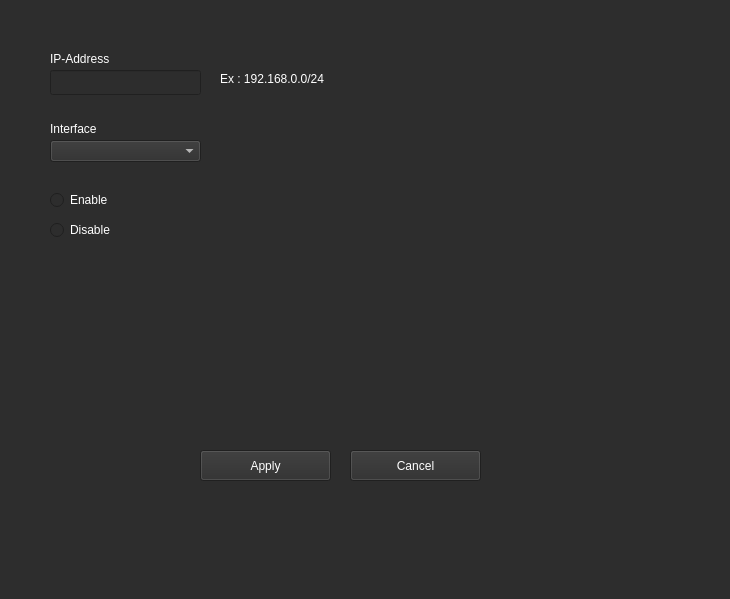
This is UI/PodConfig.ui in monico18/LTI2-Kubernetes-Controller as Qt 5 draws it before an edit. The edited form follows.
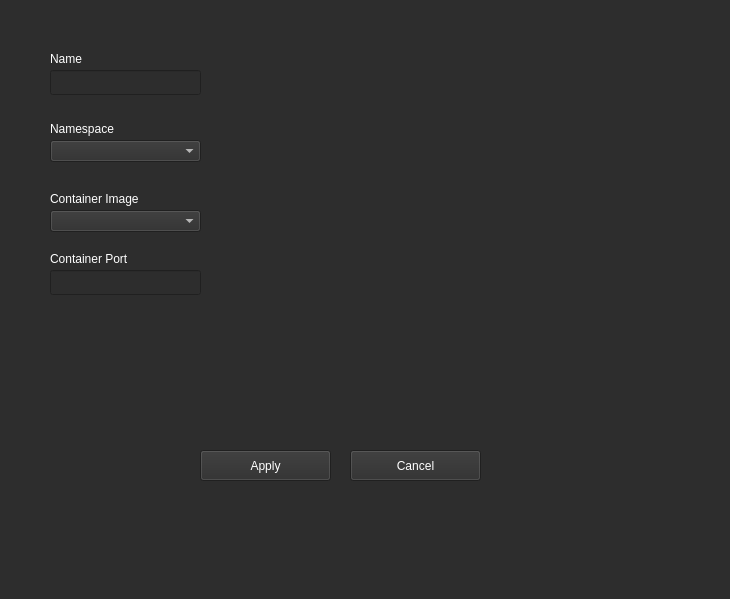
This is the edited form.

Patch:
```diff
--- a/UI/PodConfig.ui
+++ b/UI/PodConfig.ui
@@ -460,7 +460,7 @@
     </palette>
    </property>
    <property name="text">
-    <string>IP-Address</string>
+    <string>Name</string>
    </property>
   </widget>
   <widget class="QLineEdit" name="line_ip">
@@ -659,7 +659,7 @@
     <rect>
      <x>50</x>
      <y>120</y>
-     <width>61</width>
+     <width>71</width>
      <height>17</height>
     </rect>
    </property>
@@ -836,7 +836,7 @@
     </palette>
    </property>
    <property name="text">
-    <string>Interface</string>
+    <string>Namespace</string>
    </property>
   </widget>
   <widget class="QComboBox" name="interfaces">
@@ -1021,144 +1021,13 @@
     </palette>
    </property>
   </widget>
-  <widget class="QRadioButton" name="radio_disable">
-   <property name="geometry">
-    <rect>
-     <x>50</x>
-     <y>220</y>
-     <width>95</width>
-     <height>20</height>
-    </rect>
-   </property>
-   <property name="palette">
-    <palette>
-     <active>
-      <colorrole role="WindowText">
-       <brush brushstyle="SolidPattern">
-        <color alpha="255">
-         <red>255</red>
-         <green>255</green>
-         <blue>255</blue>
-        </color>
-       </brush>
-      </colorrole>
-      <colorrole role="Button">
-       <brush brushstyle="SolidPattern">
-        <color alpha="255">
-         <red>45</red>
-         <green>45</green>
-         <blue>45</blue>
-        </color>
-       </brush>
-      </colorrole>
-      <colorrole role="Base">
-       <brush brushstyle="SolidPattern">
-        <color alpha="255">
-         <red>45</red>
-         <green>45</green>
-         <blue>45</blue>
-        </color>
-       </brush>
-      </colorrole>
-      <colorrole role="Window">
-       <brush brushstyle="SolidPattern">
-        <color alpha="255">
-         <red>45</red>
-         <green>45</green>
-         <blue>45</blue>
-        </color>
-       </brush>
-      </colorrole>
-     </active>
-     <inactive>
-      <colorrole role="WindowText">
-       <brush brushstyle="SolidPattern">
-        <color alpha="255">
-         <red>255</red>
-         <green>255</green>
-         <blue>255</blue>
-        </color>
-       </brush>
-      </colorrole>
-      <colorrole role="Button">
-       <brush brushstyle="SolidPattern">
-        <color alpha="255">
-         <red>45</red>
-         <green>45</green>
-         <blue>45</blue>
-        </color>
-       </brush>
-      </colorrole>
-      <colorrole role="Base">
-       <brush brushstyle="SolidPattern">
-        <color alpha="255">
-         <red>45</red>
-         <green>45</green>
-         <blue>45</blue>
-        </color>
-       </brush>
-      </colorrole>
-      <colorrole role="Window">
-       <brush brushstyle="SolidPattern">
-        <color alpha="255">
-         <red>45</red>
-         <green>45</green>
-         <blue>45</blue>
-        </color>
-       </brush>
-      </colorrole>
-     </inactive>
-     <disabled>
-      <colorrole role="WindowText">
-       <brush brushstyle="SolidPattern">
-        <color alpha="255">
-         <red>120</red>
-         <green>120</green>
-         <blue>120</blue>
-        </color>
-       </brush>
-      </colorrole>
-      <colorrole role="Button">
-       <brush brushstyle="SolidPattern">
-        <color alpha="255">
-         <red>45</red>
-         <green>45</green>
-         <blue>45</blue>
-        </color>
-       </brush>
-      </colorrole>
-      <colorrole role="Base">
-       <brush brushstyle="SolidPattern">
-        <color alpha="255">
-         <red>45</red>
-         <green>45</green>
-         <blue>45</blue>
-        </color>
-       </brush>
-      </colorrole>
-      <colorrole role="Window">
-       <brush brushstyle="SolidPattern">
-        <color alpha="255">
-         <red>45</red>
-         <green>45</green>
-         <blue>45</blue>
-        </color>
-       </brush>
-      </colorrole>
-     </disabled>
-    </palette>
-   </property>
-   <property name="text">
-    <string>Disable</string>
-   </property>
-  </widget>
-  <widget class="QRadioButton" name="radio_enable">
+  <widget class="QLabel" name="label_5">
    <property name="geometry">
     <rect>
      <x>50</x>
      <y>190</y>
-     <width>95</width>
-     <height>20</height>
+     <width>101</width>
+     <height>17</height>
     </rect>
    </property>
    <property name="palette">
@@ -1182,6 +1051,24 @@
         </color>
        </brush>
       </colorrole>
+      <colorrole role="Text">
+       <brush brushstyle="SolidPattern">
+        <color alpha="255">
+         <red>255</red>
+         <green>255</green>
+         <blue>255</blue>
+        </color>
+       </brush>
+      </colorrole>
+      <colorrole role="ButtonText">
+       <brush brushstyle="SolidPattern">
+        <color alpha="255">
+         <red>255</red>
+         <green>255</green>
+         <blue>255</blue>
+        </color>
+       </brush>
+      </colorrole>
       <colorrole role="Base">
        <brush brushstyle="SolidPattern">
         <color alpha="255">
@@ -1220,6 +1107,24 @@
         </color>
        </brush>
       </colorrole>
+      <colorrole role="Text">
+       <brush brushstyle="SolidPattern">
+        <color alpha="255">
+         <red>255</red>
+         <green>255</green>
+         <blue>255</blue>
+        </color>
+       </brush>
+      </colorrole>
+      <colorrole role="ButtonText">
+       <brush brushstyle="SolidPattern">
+        <color alpha="255">
+         <red>255</red>
+         <green>255</green>
+         <blue>255</blue>
+        </color>
+       </brush>
+      </colorrole>
       <colorrole role="Base">
        <brush brushstyle="SolidPattern">
         <color alpha="255">
@@ -1258,6 +1163,24 @@
         </color>
        </brush>
       </colorrole>
+      <colorrole role="Text">
+       <brush brushstyle="SolidPattern">
+        <color alpha="255">
+         <red>120</red>
+         <green>120</green>
+         <blue>120</blue>
+        </color>
+       </brush>
+      </colorrole>
+      <colorrole role="ButtonText">
+       <brush brushstyle="SolidPattern">
+        <color alpha="255">
+         <red>120</red>
+         <green>120</green>
+         <blue>120</blue>
+        </color>
+       </brush>
+      </colorrole>
       <colorrole role="Base">
        <brush brushstyle="SolidPattern">
         <color alpha="255">
@@ -1280,15 +1203,197 @@
     </palette>
    </property>
    <property name="text">
-    <string>Enable</string>
+    <string>Container Image</string>
    </property>
   </widget>
-  <widget class="QLabel" name="label_3">
+  <widget class="QComboBox" name="container_images">
    <property name="geometry">
     <rect>
-     <x>220</x>
-     <y>70</y>
-     <width>121</width>
+     <x>50</x>
+     <y>210</y>
+     <width>151</width>
+     <height>22</height>
+    </rect>
+   </property>
+   <property name="palette">
+    <palette>
+     <active>
+      <colorrole role="WindowText">
+       <brush brushstyle="SolidPattern">
+        <color alpha="255">
+         <red>255</red>
+         <green>255</green>
+         <blue>255</blue>
+        </color>
+       </brush>
+      </colorrole>
+      <colorrole role="Button">
+       <brush brushstyle="SolidPattern">
+        <color alpha="255">
+         <red>45</red>
+         <green>45</green>
+         <blue>45</blue>
+        </color>
+       </brush>
+      </colorrole>
+      <colorrole role="Text">
+       <brush brushstyle="SolidPattern">
+        <color alpha="255">
+         <red>255</red>
+         <green>255</green>
+         <blue>255</blue>
+        </color>
+       </brush>
+      </colorrole>
+      <colorrole role="ButtonText">
+       <brush brushstyle="SolidPattern">
+        <color alpha="255">
+         <red>255</red>
+         <green>255</green>
+         <blue>255</blue>
+        </color>
+       </brush>
+      </colorrole>
+      <colorrole role="Base">
+       <brush brushstyle="SolidPattern">
+        <color alpha="255">
+         <red>45</red>
+         <green>45</green>
+         <blue>45</blue>
+        </color>
+       </brush>
+      </colorrole>
+      <colorrole role="Window">
+       <brush brushstyle="SolidPattern">
+        <color alpha="255">
+         <red>45</red>
+         <green>45</green>
+         <blue>45</blue>
+        </color>
+       </brush>
+      </colorrole>
+     </active>
+     <inactive>
+      <colorrole role="WindowText">
+       <brush brushstyle="SolidPattern">
+        <color alpha="255">
+         <red>255</red>
+         <green>255</green>
+         <blue>255</blue>
+        </color>
+       </brush>
+      </colorrole>
+      <colorrole role="Button">
+       <brush brushstyle="SolidPattern">
+        <color alpha="255">
+         <red>45</red>
+         <green>45</green>
+         <blue>45</blue>
+        </color>
+       </brush>
+      </colorrole>
+      <colorrole role="Text">
+       <brush brushstyle="SolidPattern">
+        <color alpha="255">
+         <red>255</red>
+         <green>255</green>
+         <blue>255</blue>
+        </color>
+       </brush>
+      </colorrole>
+      <colorrole role="ButtonText">
+       <brush brushstyle="SolidPattern">
+        <color alpha="255">
+         <red>255</red>
+         <green>255</green>
+         <blue>255</blue>
+        </color>
+       </brush>
+      </colorrole>
+      <colorrole role="Base">
+       <brush brushstyle="SolidPattern">
+        <color alpha="255">
+         <red>45</red>
+         <green>45</green>
+         <blue>45</blue>
+        </color>
+       </brush>
+      </colorrole>
+      <colorrole role="Window">
+       <brush brushstyle="SolidPattern">
+        <color alpha="255">
+         <red>45</red>
+         <green>45</green>
+         <blue>45</blue>
+        </color>
+       </brush>
+      </colorrole>
+     </inactive>
+     <disabled>
+      <colorrole role="WindowText">
+       <brush brushstyle="SolidPattern">
+        <color alpha="255">
+         <red>120</red>
+         <green>120</green>
+         <blue>120</blue>
+        </color>
+       </brush>
+      </colorrole>
+      <colorrole role="Button">
+       <brush brushstyle="SolidPattern">
+        <color alpha="255">
+         <red>45</red>
+         <green>45</green>
+         <blue>45</blue>
+        </color>
+       </brush>
+      </colorrole>
+      <colorrole role="Text">
+       <brush brushstyle="SolidPattern">
+        <color alpha="255">
+         <red>120</red>
+         <green>120</green>
+         <blue>120</blue>
+        </color>
+       </brush>
+      </colorrole>
+      <colorrole role="ButtonText">
+       <brush brushstyle="SolidPattern">
+        <color alpha="255">
+         <red>120</red>
+         <green>120</green>
+         <blue>120</blue>
+        </color>
+       </brush>
+      </colorrole>
+      <colorrole role="Base">
+       <brush brushstyle="SolidPattern">
+        <color alpha="255">
+         <red>45</red>
+         <green>45</green>
+         <blue>45</blue>
+        </color>
+       </brush>
+      </colorrole>
+      <colorrole role="Window">
+       <brush brushstyle="SolidPattern">
+        <color alpha="255">
+         <red>45</red>
+         <green>45</green>
+         <blue>45</blue>
+        </color>
+       </brush>
+      </colorrole>
+     </disabled>
+    </palette>
+   </property>
+  </widget>
+  <widget class="QLabel" name="label_2">
+   <property name="geometry">
+    <rect>
+     <x>50</x>
+     <y>250</y>
+     <width>91</width>
      <height>17</height>
     </rect>
    </property>
@@ -1465,7 +1570,198 @@
     </palette>
    </property>
    <property name="text">
-    <string>Ex : 192.168.0.0/24</string>
+    <string>Container Port</string>
+   </property>
+  </widget>
+  <widget class="QLineEdit" name="line_container_port">
+   <property name="enabled">
+    <bool>true</bool>
+   </property>
+   <property name="geometry">
+    <rect>
+     <x>50</x>
+     <y>270</y>
+     <width>151</width>
+     <height>25</height>
+    </rect>
+   </property>
+   <property name="palette">
+    <palette>
+     <active>
+      <colorrole role="WindowText">
+       <brush brushstyle="SolidPattern">
+        <color alpha="255">
+         <red>255</red>
+         <green>255</green>
+         <blue>255</blue>
+        </color>
+       </brush>
+      </colorrole>
+      <colorrole role="Button">
+       <brush brushstyle="SolidPattern">
+        <color alpha="255">
+         <red>45</red>
+         <green>45</green>
+         <blue>45</blue>
+        </color>
+       </brush>
+      </colorrole>
+      <colorrole role="Text">
+       <brush brushstyle="SolidPattern">
+        <color alpha="255">
+         <red>255</red>
+         <green>255</green>
+         <blue>255</blue>
+        </color>
+       </brush>
+      </colorrole>
+      <colorrole role="ButtonText">
+       <brush brushstyle="SolidPattern">
+        <color alpha="255">
+         <red>255</red>
+         <green>255</green>
+         <blue>255</blue>
+        </color>
+       </brush>
+      </colorrole>
+      <colorrole role="Base">
+       <brush brushstyle="SolidPattern">
+        <color alpha="255">
+         <red>45</red>
+         <green>45</green>
+         <blue>45</blue>
+        </color>
+       </brush>
+      </colorrole>
+      <colorrole role="Window">
+       <brush brushstyle="SolidPattern">
+        <color alpha="255">
+         <red>45</red>
+         <green>45</green>
+         <blue>45</blue>
+        </color>
+       </brush>
+      </colorrole>
+     </active>
+     <inactive>
+      <colorrole role="WindowText">
+       <brush brushstyle="SolidPattern">
+        <color alpha="255">
+         <red>255</red>
+         <green>255</green>
+         <blue>255</blue>
+        </color>
+       </brush>
+      </colorrole>
+      <colorrole role="Button">
+       <brush brushstyle="SolidPattern">
+        <color alpha="255">
+         <red>45</red>
+         <green>45</green>
+         <blue>45</blue>
+        </color>
+       </brush>
+      </colorrole>
+      <colorrole role="Text">
+       <brush brushstyle="SolidPattern">
+        <color alpha="255">
+         <red>255</red>
+         <green>255</green>
+         <blue>255</blue>
+        </color>
+       </brush>
+      </colorrole>
+      <colorrole role="ButtonText">
+       <brush brushstyle="SolidPattern">
+        <color alpha="255">
+         <red>255</red>
+         <green>255</green>
+         <blue>255</blue>
+        </color>
+       </brush>
+      </colorrole>
+      <colorrole role="Base">
+       <brush brushstyle="SolidPattern">
+        <color alpha="255">
+         <red>45</red>
+         <green>45</green>
+         <blue>45</blue>
+        </color>
+       </brush>
+      </colorrole>
+      <colorrole role="Window">
+       <brush brushstyle="SolidPattern">
+        <color alpha="255">
+         <red>45</red>
+         <green>45</green>
+         <blue>45</blue>
+        </color>
+       </brush>
+      </colorrole>
+     </inactive>
+     <disabled>
+      <colorrole role="WindowText">
+       <brush brushstyle="SolidPattern">
+        <color alpha="255">
+         <red>120</red>
+         <green>120</green>
+         <blue>120</blue>
+        </color>
+       </brush>
+      </colorrole>
+      <colorrole role="Button">
+       <brush brushstyle="SolidPattern">
+        <color alpha="255">
+         <red>45</red>
+         <green>45</green>
+         <blue>45</blue>
+        </color>
+       </brush>
+      </colorrole>
+      <colorrole role="Text">
+       <brush brushstyle="SolidPattern">
+        <color alpha="255">
+         <red>120</red>
+         <green>120</green>
+         <blue>120</blue>
+        </color>
+       </brush>
+      </colorrole>
+      <colorrole role="ButtonText">
+       <brush brushstyle="SolidPattern">
+        <color alpha="255">
+         <red>120</red>
+         <green>120</green>
+         <blue>120</blue>
+        </color>
+       </brush>
+      </colorrole>
+      <colorrole role="Base">
+       <brush brushstyle="SolidPattern">
+        <color alpha="255">
+         <red>45</red>
+         <green>45</green>
+         <blue>45</blue>
+        </color>
+       </brush>
+      </colorrole>
+      <colorrole role="Window">
+       <brush brushstyle="SolidPattern">
+        <color alpha="255">
+         <red>45</red>
+         <green>45</green>
+         <blue>45</blue>
+        </color>
+       </brush>
+      </colorrole>
+     </disabled>
+    </palette>
+   </property>
+   <property name="mouseTracking">
+    <bool>false</bool>
+   </property>
+   <property name="focusPolicy">
+    <enum>Qt::ClickFocus</enum>
    </property>
   </widget>
  </widget>
```
Left out of the diff: 12 changed lines with no effect on the pictures.
